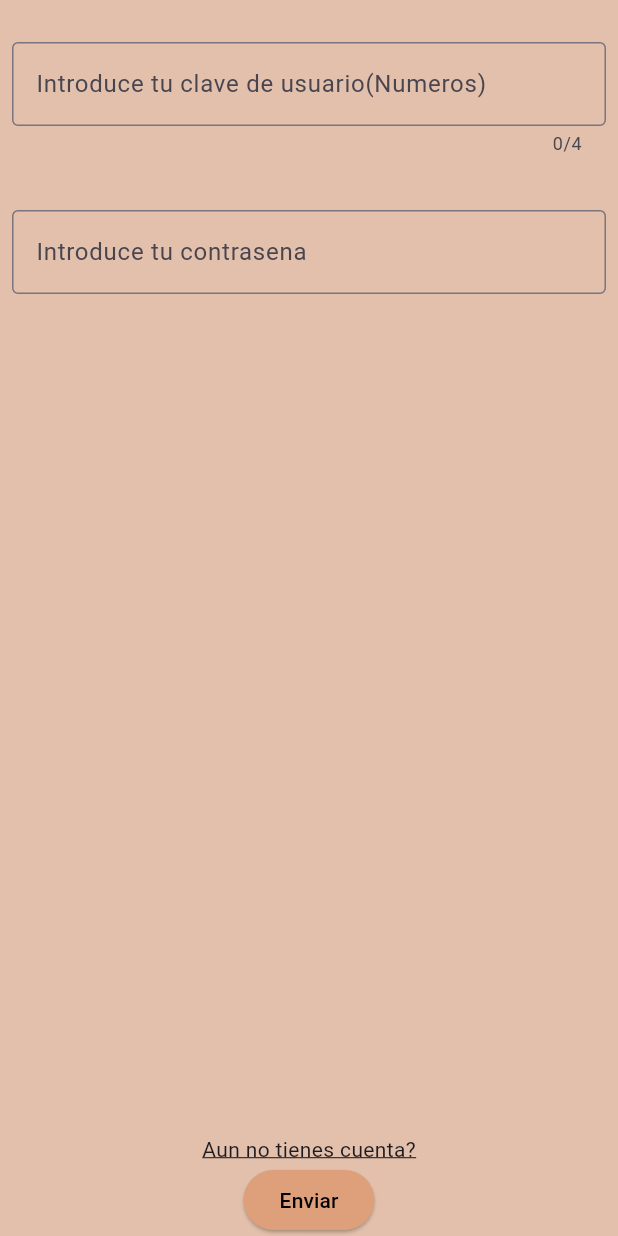
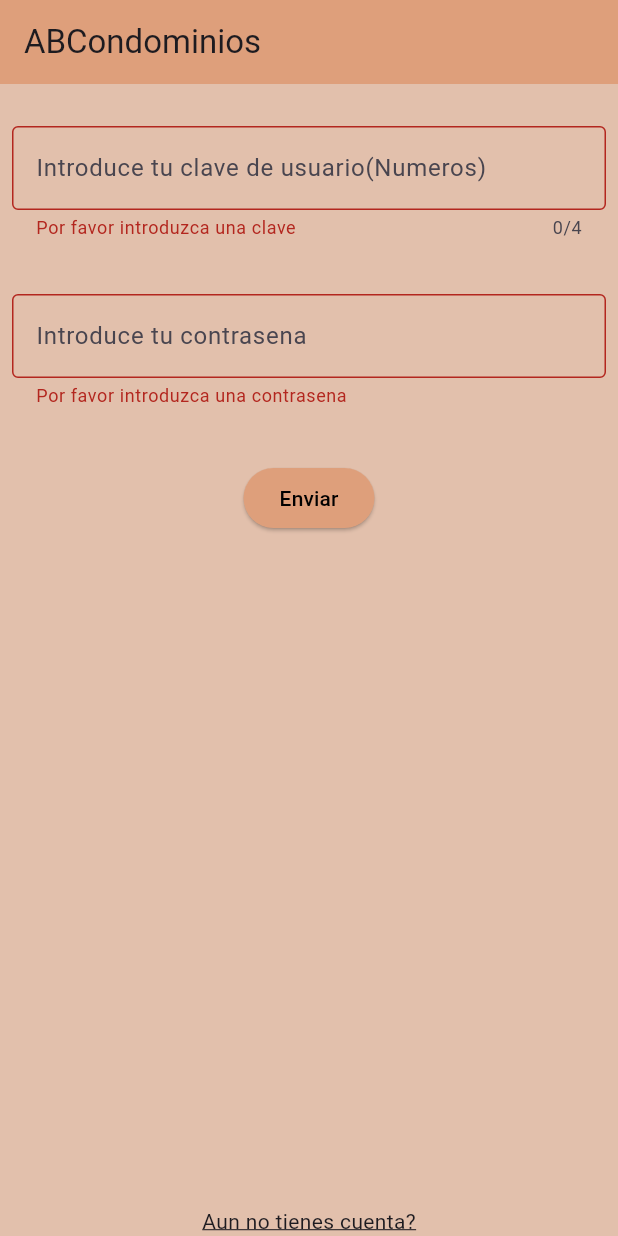
Before and after one commit to Novato285/Pruebas, a Flutter app: the screen it shows after launch, after a tap on "Enviar", on a phone screen of 412 x 824 dp. Run offline on Flutter 3.47's test engine with Material 3 defaults, Android fonts, the phone set to English and light mode, and no system bars.

Commit message:
Login_Final

```diff
--- a/lib/components/submit_button.dart
+++ b/lib/components/submit_button.dart
@@ -1,20 +1,17 @@
 import 'package:flutter/material.dart';
 import 'package:myapp/core/app_colors.dart';
 
-class SubmitButton extends StatefulWidget {
-  const SubmitButton({super.key});
+class SubmitButton extends StatelessWidget {
+  final VoidCallback onSubmit;
 
-  @override
-  State<SubmitButton> createState() => _SubmitButtonState();
-}
+  const SubmitButton({super.key, required this.onSubmit});
 
-class _SubmitButtonState extends State<SubmitButton> {
   @override
   Widget build(BuildContext context) {
     return Column(
       children: [
         ElevatedButton(
-          onPressed: () {},
+          onPressed: onSubmit,
           style: ButtonStyle(
             backgroundColor: WidgetStateProperty.all(
               AppColors.backgroundComponent,
--- a/lib/components/textfields_login.dart
+++ b/lib/components/textfields_login.dart
@@ -1,7 +1,31 @@
 import 'package:flutter/material.dart';
+import 'package:flutter/services.dart';
+import 'package:myapp/components/submit_button.dart';
 
-class TextfieldsLogin extends StatelessWidget {
+class TextfieldsLogin extends StatefulWidget {
   const TextfieldsLogin({super.key});
+
+  @override
+  TextfieldsLoginState createState() => TextfieldsLoginState();
+}
+
+class TextfieldsLoginState extends State<TextfieldsLogin> {
+  TextEditingController keycontroller = TextEditingController();
+  TextEditingController passcontroller = TextEditingController();
+
+  List<bool> errors = [false, false];
+
+  void ValidateFields() {
+    setState(() {
+      errors[0] = keycontroller.text.isEmpty;
+      errors[1] = passcontroller.text.isEmpty;
+    });
+
+    if (!errors[0] && !errors[1]) {
+      // Aquí va el código para proceder con el envío (por ejemplo, conectar con una base de datos, etc.)
+      print('Campos llenados correctamente');
+    }
+  }
 
   @override
   Widget build(BuildContext context) {
@@ -11,10 +35,22 @@ class TextfieldsLogin extends StatelessWidget {
         Padding(
           padding: EdgeInsets.all(8),
           child: TextField(
+            controller: keycontroller,
+            keyboardType: TextInputType.number,
+            inputFormatters: [
+              FilteringTextInputFormatter.digitsOnly,
+              LengthLimitingTextInputFormatter(4),
+            ],
             maxLength: 4,
             decoration: InputDecoration(
               hintText: "Introduce tu clave de usuario(Numeros)",
               border: OutlineInputBorder(),
+              errorText: errors[0] ? 'Por favor introduzca una clave' : null,
+              focusedBorder: OutlineInputBorder(
+                borderSide: BorderSide(
+                  color: errors[0] ? Colors.red : Colors.black,
+                ),
+              ),
             ),
           ),
         ),
@@ -22,11 +58,27 @@ class TextfieldsLogin extends StatelessWidget {
         Padding(
           padding: EdgeInsets.all(8),
           child: TextField(
+            controller: passcontroller,
             obscureText: true,
             decoration: InputDecoration(
               hintText: "Introduce tu contrasena",
               border: OutlineInputBorder(),
+              errorText: errors[1]
+                  ? 'Por favor introduzca una contrasena'
+                  : null,
+              focusedBorder: OutlineInputBorder(
+                borderSide: BorderSide(
+                  color: errors[1] ? Colors.red : Colors.black,
+                ),
+              ),
             ),
+          ),
+        ),
+        SizedBox(height: 20),
+        Padding(
+          padding: EdgeInsets.all(8),
+          child: SubmitButton(
+            onSubmit: ValidateFields,  // Aquí no hace falta la implementación de ValidateFields en LoginScreen
           ),
         ),
       ],
--- a/lib/screens/login_screen.dart
+++ b/lib/screens/login_screen.dart
@@ -1,6 +1,6 @@
 import 'package:flutter/material.dart';
-import 'package:myapp/components/submit_button.dart';
 import 'package:myapp/components/textfields_login.dart';
+import 'package:myapp/core/app_colors.dart';
 
 class LoginScreen extends StatefulWidget {
   const LoginScreen({super.key});
@@ -13,10 +13,14 @@ class _LoginScreenState extends State<LoginScreen> {
   @override
   Widget build(BuildContext context) {
     return Scaffold(
+      appBar: AppBar(
+        backgroundColor: AppColors.backgroundComponent,
+        title: Text('ABCondominios'),
+      ),
       body: Column(
         mainAxisAlignment: MainAxisAlignment.start,
         children: [
-          Expanded(child: const TextfieldsLogin()),
+          Flexible(child: const TextfieldsLogin()),
           Align(
             alignment: Alignment.bottomCenter,
             child: Text(
@@ -24,7 +28,6 @@ class _LoginScreenState extends State<LoginScreen> {
               style: TextStyle(decoration: TextDecoration.underline),
             ),
           ),
-          Align(alignment: Alignment.bottomCenter, child: const SubmitButton()),
         ],
       ),
     );
--- a/lib/screens/register_screen.dart
+++ b/lib/screens/register_screen.dart
@@ -10,6 +10,6 @@ class RegisterScreen extends StatefulWidget{
 class _RegisterScreenState extends State<RegisterScreen> {
   @override
   Widget build(BuildContext context){
-
+    return const Placeholder();
   }
 }
```
